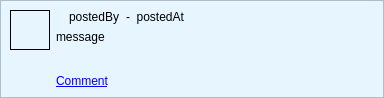
First picture: the form in ui/CommentItem.ui, repository dmzdev/stance, before the edit.
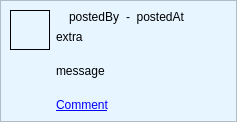
Second picture: the form after the edit.

Commit message: Added functionality flexibility to static-forum-view. Moved observers to external script to avoid overwriting external observers. Changed code to allow for admin info to be overwritten by "forum" (advisor) info. Modified sizes of Comment/Post ui files. Added additional UI entries to Post/Comment to allow for second line of text to be set for items with additional data (decisions).

Patch:
```diff
--- a/ui/CommentItem.ui
+++ b/ui/CommentItem.ui
@@ -6,8 +6,8 @@
    <rect>
     <x>0</x>
     <y>0</y>
-    <width>384</width>
-    <height>98</height>
+    <width>237</width>
+    <height>122</height>
    </rect>
   </property>
   <property name="sizePolicy">
@@ -102,7 +102,7 @@
       <enum>QFrame::Raised</enum>
      </property>
      <layout class="QGridLayout" name="gridLayout">
-      <item row="0" column="0" rowspan="3">
+      <item row="0" column="0" rowspan="4">
        <layout class="QVBoxLayout" name="verticalLayout">
         <item>
          <widget class="QLabel" name="avatarLabel">
@@ -187,7 +187,7 @@
         </item>
        </layout>
       </item>
-      <item row="1" column="1">
+      <item row="2" column="1">
        <widget class="QLabel" name="messageLabel">
         <property name="sizePolicy">
          <sizepolicy hsizetype="Expanding" vsizetype="MinimumExpanding">
@@ -209,7 +209,7 @@
         </property>
        </widget>
       </item>
-      <item row="2" column="1">
+      <item row="3" column="1">
        <widget class="QLabel" name="commentAddLabel">
         <property name="sizePolicy">
          <sizepolicy hsizetype="Preferred" vsizetype="Preferred">
@@ -228,6 +228,28 @@
         </property>
        </widget>
       </item>
+      <item row="1" column="1">
+       <widget class="QLabel" name="extraInfoLabel">
+        <property name="sizePolicy">
+         <sizepolicy hsizetype="Expanding" vsizetype="MinimumExpanding">
+          <horstretch>0</horstretch>
+          <verstretch>0</verstretch>
+         </sizepolicy>
+        </property>
+        <property name="text">
+         <string>extra</string>
+        </property>
+        <property name="alignment">
+         <set>Qt::AlignLeading|Qt::AlignLeft|Qt::AlignTop</set>
+        </property>
+        <property name="wordWrap">
+         <bool>true</bool>
+        </property>
+        <property name="textInteractionFlags">
+         <set>Qt::LinksAccessibleByMouse|Qt::TextSelectableByMouse</set>
+        </property>
+       </widget>
+      </item>
      </layout>
     </widget>
    </item>
```
The commit also changes 7 other files.
